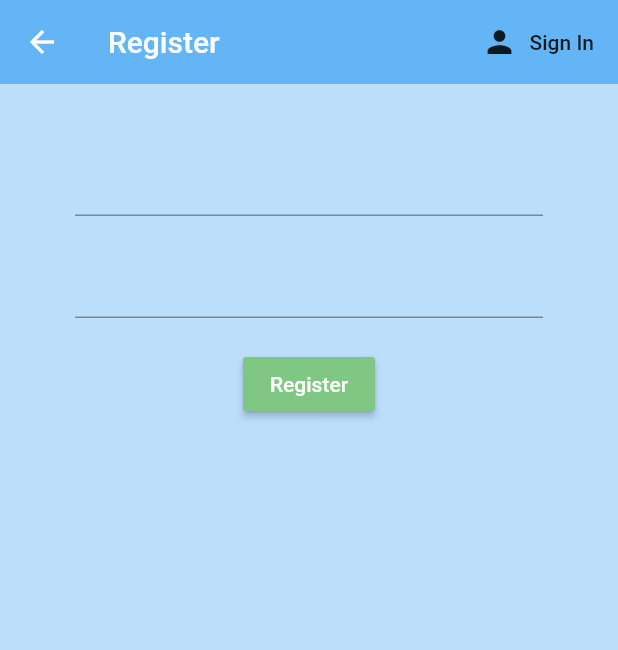
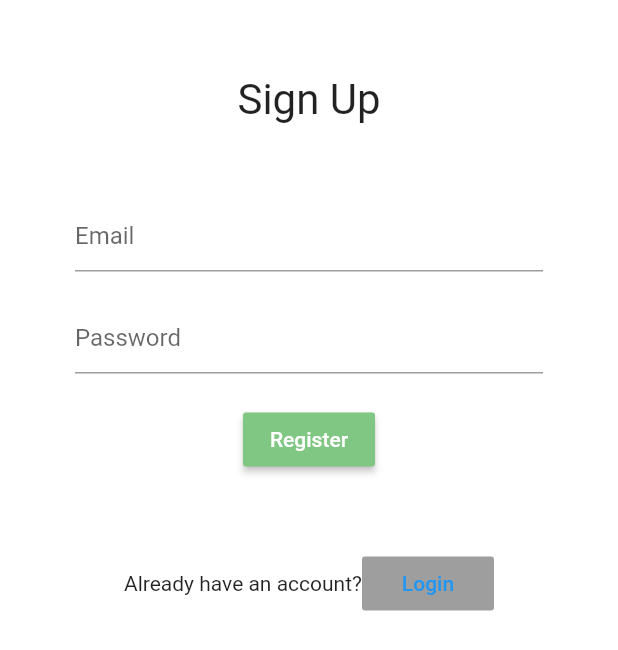
Before and after one commit to Ruben-96/HotSpots, a Flutter app: the Register screen opened directly, on a phone screen of 412 x 824 dp. Shown: the top 650 px of the screen. Run offline on Flutter 3.47's test engine with Material 2 defaults, Android fonts, the phone set to English and light mode, and no system bars; our stand-ins replace firebase_auth, firebase_core; accounts and stored records are empty; project files that could hold a hidden picture were left out.

Commit message:
Updating the application

```diff
--- a/hotspots/lib/screens/Authenticate/RegisterPage.dart
+++ b/hotspots/lib/screens/Authenticate/RegisterPage.dart
@@ -21,26 +21,17 @@ class _RegisterState extends State<Register> {
   @SemanticsHintOverrides()
   Widget build(BuildContext context) {
     return Scaffold(
-        backgroundColor: Colors.blue[100],
-        appBar: AppBar(
-            backgroundColor: Colors.blue[300],
-            elevation: 0.0,
-            title: Text('Register'),
-            actions: <Widget>[
-              FlatButton.icon(
-                  icon: Icon(Icons.person),
-                  label: Text('Sign In'),
-                  onPressed: () {
-                    widget.toggleView();
-                  })
-            ]),
-        body: Container(
-          padding: EdgeInsets.symmetric(vertical: 20.0, horizontal: 50.0),
-          child: Form(
-            key: _formKey,
-            child: Column(
-              children: <Widget>[
-                SizedBox(height: 20.0),
+      body: Container(
+        color: Colors.white,
+        child: Padding(
+          padding: EdgeInsets.fromLTRB(50.0,0.0,50.0,0.0),
+          child: ListView(
+            children: <Widget>[Form(
+              child: Column(
+                children: <Widget>[
+                SizedBox(height: 50.0),
+                Text("Sign Up", textScaleFactor: 2.0,),
+                SizedBox(height: 50.0),
                 TextFormField(validator: (val) {
                   if (val.isEmpty) {
                     return 'Enter an email';
@@ -48,7 +39,7 @@ class _RegisterState extends State<Register> {
                   return null;
                 }, onChanged: (val) {
                   setState(() => email = val);
-                }),
+                }, decoration: InputDecoration(hintText: "Email"),),
                 SizedBox(height: 20.0),
                 TextFormField(
                     obscureText: true,
@@ -57,7 +48,7 @@ class _RegisterState extends State<Register> {
                         : null,
                     onChanged: (val) {
                       setState(() => password = val);
-                    }),
+                    }, decoration: InputDecoration(hintText: "Password")),
                 SizedBox(height: 20.0),
                 RaisedButton(
                     color: Colors.green[300],
@@ -80,8 +71,64 @@ class _RegisterState extends State<Register> {
                   style: TextStyle(color: Colors.red, fontSize: 14.0),
                 )
               ],
+              )
             ),
-          ),
-        ));
+            SizedBox(height: 20.0),
+          Row(
+            mainAxisAlignment: MainAxisAlignment.center,
+            children:<Widget>[
+            Text("Already have an account?"),
+            RaisedButton(
+              elevation: 0.0,
+              color: Colors.white,
+              onPressed: widget.toggleView,
+              child: Text("Login", style: TextStyle(color: Colors.blue)))
+          ])]
+          )
+        )
+      )
+    );
   }
 }
+
+// children: <Widget>[
+//                 SizedBox(height: 20.0),
+//                 TextFormField(validator: (val) {
+//                   if (val.isEmpty) {
+//                     return 'Enter an email';
+//                   }
+//                   return null;
+//                 }, onChanged: (val) {
+//                   setState(() => email = val);
+//                 }),
+//                 SizedBox(height: 20.0),
+//                 TextFormField(
+//                     obscureText: true,
+//                     validator: (val) => val.length < 6
+//                         ? 'Password must be at least 6 characters.'
+//                         : null,
+//                     onChanged: (val) {
+//                       setState(() => password = val);
+//                     }),
+//                 SizedBox(height: 20.0),
+//                 RaisedButton(
+//                     color: Colors.green[300],
+//                     child: Text(
+//                       'Register',
+//                       style: TextStyle(color: Colors.white),
+//                     ),
+//                     onPressed: () async {
+//                       if (_formKey.currentState.validate()) {
+//                         dynamic result = await _auth.register(email, password);
+//                         if (result == null) {
+//                           setState(
+//                               () => error = 'Please provide a valid email.');
+//                         }
+//                       }
+//                     }),
+//                 SizedBox(height: 12.0),
+//                 Text(
+//                   error,
+//                   style: TextStyle(color: Colors.red, fontSize: 14.0),
+//                 )
+//               ],
--- a/hotspots/pubspec.yaml
+++ b/hotspots/pubspec.yaml
@@ -40,6 +40,8 @@ dev_dependencies:
 
 # The following section is specific to Flutter.
 flutter:
+  assets:
+    - assets/images/logo.png
 
   # The following line ensures that the Material Icons font is
   # included with your application, so that you can use the icons in
```
Also changed, not shown: hotspots/lib/screens/Authenticate/SignInPage.Dart (+34 -25 lines), hotspots/lib/screens/Home/Home.dart (+42 -18 lines), hotspots/assets/images/logo.png (added), 6 other files.
